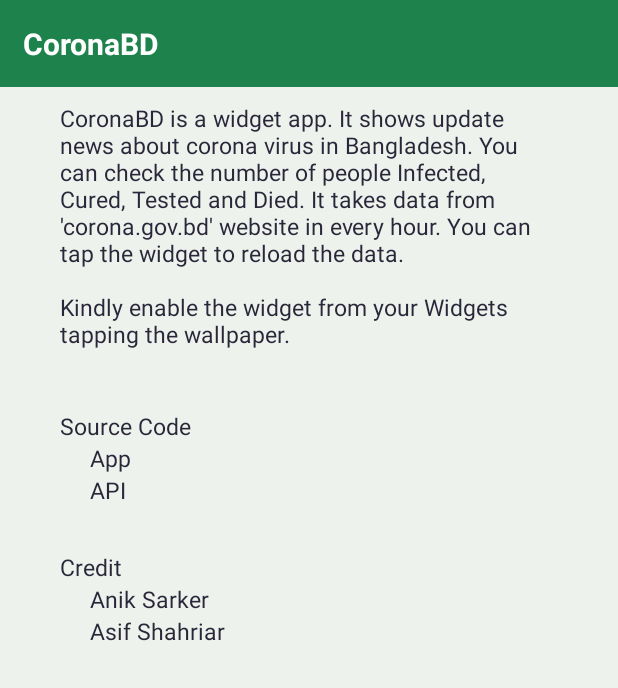
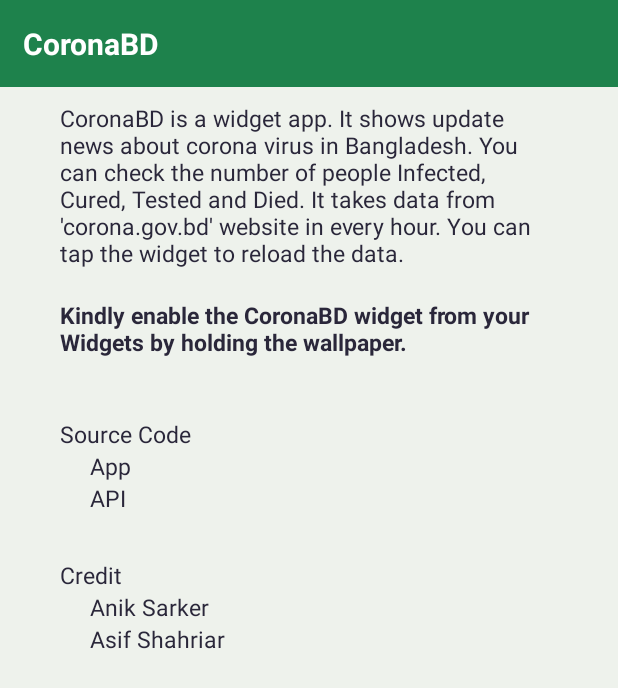
Before and after one commit to sarkerjr/Coronavirus-Updates-Bangladesh, an Android app: the screen it shows after launch (MainActivity), on a phone screen of 412 x 824 dp. Shown: the top 688 px of the screen. Run offline under Robolectric (Android 15) with nearby library versions, the phone set to English and light mode, and no system bars.

Commit message:
Make Instruction Bold :p

```diff
--- a/app/src/main/res/layout/activity_main.xml
+++ b/app/src/main/res/layout/activity_main.xml
@@ -38,6 +38,17 @@
         android:textSize="15sp"
         android:padding="10dp"
         />
+        <TextView
+            android:layout_width="wrap_content"
+            android:layout_height="wrap_content"
+            android:text="@string/instruction"
+            android:textColor="#2a273a"
+            android:textStyle="bold"
+            android:layout_marginLeft="30dp"
+            android:layout_marginRight="30dp"
+            android:textSize="15sp"
+            android:padding="10dp"
+            />
 
     <TextView
         android:layout_width="wrap_content"
--- a/app/src/main/res/values/strings.xml
+++ b/app/src/main/res/values/strings.xml
@@ -1,4 +1,5 @@
 <resources>
     <string name="app_name">CoronaBD</string>
-    <string name="home_text">CoronaBD is a widget app. It shows update news about corona virus in Bangladesh. You can check the number of people Infected, Cured, Tested and Died. It takes data from \'corona.gov.bd\' website in every hour. You can tap the widget to reload the data.\n\nKindly enable the widget from your Widgets tapping the wallpaper.</string>
+    <string name="home_text">CoronaBD is a widget app. It shows update news about corona virus in Bangladesh. You can check the number of people Infected, Cured, Tested and Died. It takes data from \'corona.gov.bd\' website in every hour. You can tap the widget to reload the data.</string>
+    <string name="instruction">Kindly enable the CoronaBD widget from your Widgets by holding the wallpaper.</string>
 </resources>
```
